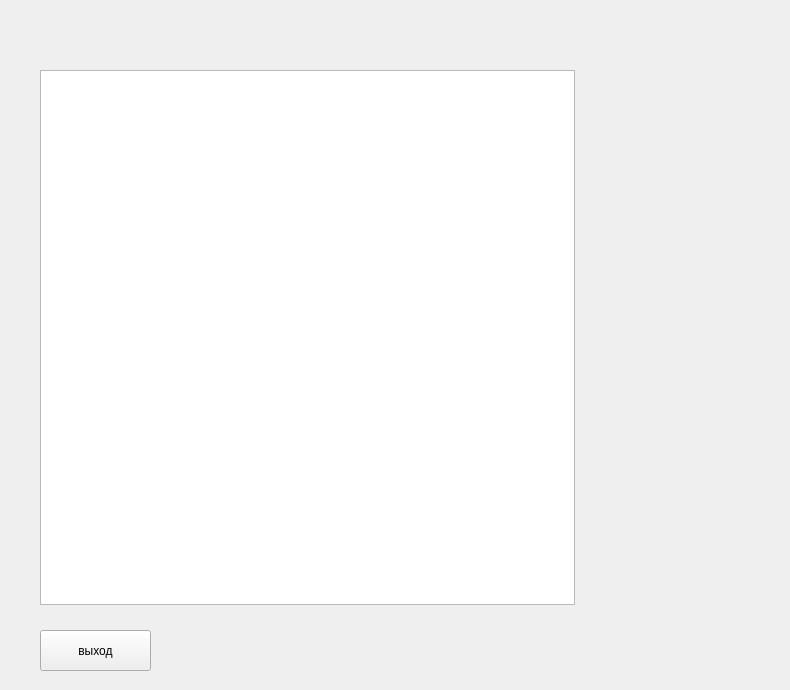
Above: form_game.ui from den-Master-2040/ClientChess before the change. Below: the same form after it.
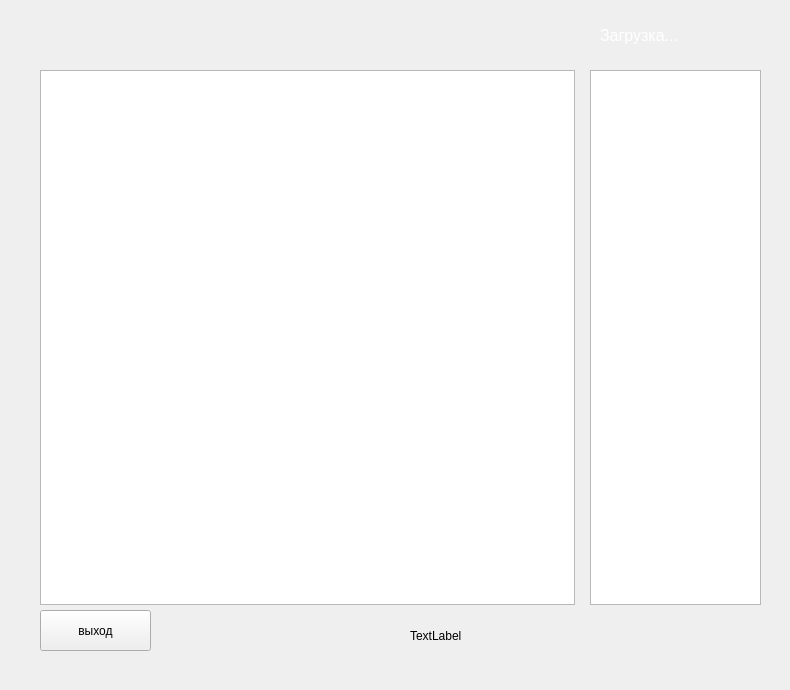
That is the form after the change.

The edit to the form file:
```diff
--- a/form_game.ui
+++ b/form_game.ui
@@ -27,7 +27,7 @@
    <property name="geometry">
     <rect>
      <x>40</x>
-     <y>630</y>
+     <y>610</y>
      <width>111</width>
      <height>41</height>
     </rect>
@@ -36,6 +36,50 @@
     <string>выход</string>
    </property>
   </widget>
+  <widget class="QLabel" name="label">
+   <property name="geometry">
+    <rect>
+     <x>600</x>
+     <y>10</y>
+     <width>181</width>
+     <height>51</height>
+    </rect>
+   </property>
+   <property name="font">
+    <font>
+     <pointsize>12</pointsize>
+    </font>
+   </property>
+   <property name="styleSheet">
+    <string notr="true">color:white;</string>
+   </property>
+   <property name="text">
+    <string>Загрузка...</string>
+   </property>
+  </widget>
+  <widget class="QLabel" name="label_2">
+   <property name="geometry">
+    <rect>
+     <x>410</x>
+     <y>610</y>
+     <width>161</width>
+     <height>51</height>
+    </rect>
+   </property>
+   <property name="text">
+    <string>TextLabel</string>
+   </property>
+  </widget>
+  <widget class="QTextBrowser" name="textBrowser">
+   <property name="geometry">
+    <rect>
+     <x>590</x>
+     <y>70</y>
+     <width>171</width>
+     <height>535</height>
+    </rect>
+   </property>
+  </widget>
  </widget>
  <resources/>
  <connections/>
```
